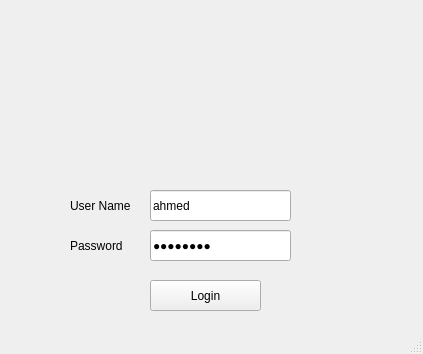
Qt form gui/login_module_ui.ui (yahia-momtaz2000/python17-order-entry) before a commit.
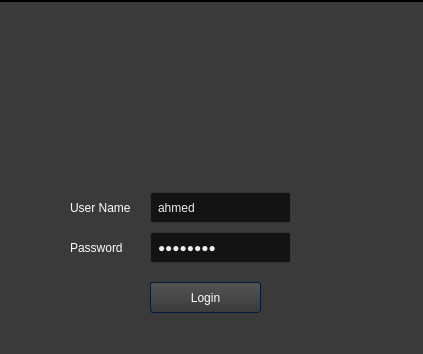
The same form after that commit. Icons and pictures are not drawn.

Diff of the .ui file:
```diff
--- a/gui/login_module_ui.ui
+++ b/gui/login_module_ui.ui
@@ -25,6 +25,996 @@
   <property name="windowTitle">
    <string>Login Screen</string>
   </property>
+  <property name="styleSheet">
+   <string notr="true">/*Copyright (c) DevSec Studio. All rights reserved.
+
+MIT License
+
+Permission is hereby granted, free of charge, to any person obtaining a copy
+of this software and associated documentation files (the &quot;Software&quot;), to deal
+in the Software without restriction, including without limitation the rights
+to use, copy, modify, merge, publish, distribute, sublicense, and/or sell
+copies of the Software, and to permit persons to whom the Software is
+furnished to do so, subject to the following conditions:
+
+The above copyright notice and this permission notice shall be included in all
+copies or substantial portions of the Software.
+
+THE SOFTWARE IS PROVIDED *AS IS*, WITHOUT WARRANTY OF ANY KIND, EXPRESS OR
+IMPLIED, INCLUDING BUT NOT LIMITED TO THE WARRANTIES OF MERCHANTABILITY,
+FITNESS FOR A PARTICULAR PURPOSE AND NONINFRINGEMENT. IN NO EVENT SHALL THE
+AUTHORS OR COPYRIGHT HOLDERS BE LIABLE FOR ANY CLAIM, DAMAGES OR OTHER
+LIABILITY, WHETHER IN AN ACTION OF CONTRACT, TORT OR OTHERWISE, ARISING FROM,
+OUT OF OR IN CONNECTION WITH THE SOFTWARE OR THE USE OR OTHER DEALINGS IN THE SOFTWARE.
+*/
+
+/*-----QWidget-----*/
+QWidget
+{
+	background-color: #3a3a3a;
+	color: #fff;
+	selection-background-color: #b78620;
+	selection-color: #000;
+
+}
+
+
+/*-----QLabel-----*/
+QLabel
+{
+	background-color: transparent;
+	color: #fff;
+
+}
+
+
+/*-----QMenuBar-----*/
+QMenuBar 
+{
+	background-color: qlineargradient(spread:repeat, x1:1, y1:0, x2:1, y2:1, stop:0 rgba(57, 57, 57, 255),stop:1 rgba(50, 50, 50, 255));
+	border: 1px solid #000;
+	color: #fff;
+
+}
+
+
+QMenuBar::item 
+{
+	background-color: transparent;
+
+}
+
+
+QMenuBar::item:selected 
+{
+	background-color: rgba(183, 134, 32, 20%);
+	border: 1px solid #b78620;
+	color: #fff;
+
+}
+
+
+QMenuBar::item:pressed 
+{
+	background-color: rgb(183, 134, 32);
+	border: 1px solid #b78620;
+	color: #fff;
+
+}
+
+
+/*-----QMenu-----*/
+QMenu
+{
+    background-color: qlineargradient(spread:repeat, x1:1, y1:0, x2:1, y2:1, stop:0 rgba(57, 57, 57, 255),stop:1 rgba(50, 50, 50, 255));
+    border: 1px solid #222;
+    padding: 4px;
+	color: #fff;
+
+}
+
+
+QMenu::item
+{
+    background-color: transparent;
+    padding: 2px 20px 2px 20px;
+
+}
+
+
+QMenu::separator
+{
+   	background-color: rgb(183, 134, 32);
+	height: 1px;
+
+}
+
+
+QMenu::item:disabled
+{
+    color: #555;
+    background-color: transparent;
+    padding: 2px 20px 2px 20px;
+
+}
+
+
+QMenu::item:selected
+{
+	background-color: rgba(183, 134, 32, 20%);
+	border: 1px solid #b78620;
+	color: #fff;
+
+}
+
+
+/*-----QToolBar-----*/
+QToolBar
+{
+	background-color: qlineargradient(spread:repeat, x1:1, y1:0, x2:1, y2:1, stop:0 rgba(69, 69, 69, 255),stop:1 rgba(58, 58, 58, 255));
+	border-top: none;
+	border-bottom: 1px solid #4f4f4f;
+	border-left: 1px solid #4f4f4f;
+	border-right: 1px solid #4f4f4f;
+
+}
+
+
+QToolBar::separator
+{
+	background-color: #2e2e2e;
+	width: 1px;
+
+}
+
+
+/*-----QToolButton-----*/
+QToolButton 
+{
+	background-color: transparent;
+	color: #fff;
+	padding: 5px;
+	padding-left: 8px;
+	padding-right: 8px;
+	margin-left: 1px;
+}
+
+
+QToolButton:hover
+{
+	background-color: rgba(183, 134, 32, 20%);
+	border: 1px solid #b78620;
+	color: #fff;
+	
+}
+
+
+QToolButton:pressed
+{
+	background-color: qlineargradient(spread:repeat, x1:1, y1:0, x2:1, y2:1, stop:0 rgba(57, 57, 57, 255),stop:1 rgba(50, 50, 50, 255));
+	border: 1px solid #b78620;
+
+}
+
+
+QToolButton:checked
+{
+	background-color: qlineargradient(spread:repeat, x1:1, y1:0, x2:1, y2:1, stop:0 rgba(57, 57, 57, 255),stop:1 rgba(50, 50, 50, 255));
+	border: 1px solid #222;
+}
+
+
+/*-----QPushButton-----*/
+QPushButton
+{
+	background-color: qlineargradient(spread:repeat, x1:1, y1:0, x2:1, y2:1, stop:0 rgba(84, 84, 84, 255),stop:1 rgba(59, 59, 59, 255));
+	color: #ffffff;
+	min-width: 80px;
+	border-style: solid;
+	border-width: 1px;
+	border-radius: 3px;
+	border-color: #051a39;
+	padding: 5px;
+
+}
+
+
+QPushButton::flat
+{
+	background-color: transparent;
+	border: none;
+	color: #fff;
+
+}
+
+
+QPushButton::disabled
+{
+	background-color: #404040;
+	color: #656565;
+	border-color: #051a39;
+
+}
+
+
+QPushButton::hover
+{
+	background-color: rgba(183, 134, 32, 20%);
+	border: 1px solid #b78620;
+
+}
+
+
+QPushButton::pressed
+{
+	background-color: qlineargradient(spread:repeat, x1:1, y1:0, x2:1, y2:1, stop:0 rgba(74, 74, 74, 255),stop:1 rgba(49, 49, 49, 255));
+	border: 1px solid #b78620;
+
+}
+
+
+QPushButton::checked
+{
+	background-color: qlineargradient(spread:repeat, x1:1, y1:0, x2:1, y2:1, stop:0 rgba(74, 74, 74, 255),stop:1 rgba(49, 49, 49, 255));
+	border: 1px solid #222;
+
+}
+
+
+/*-----QLineEdit-----*/
+QLineEdit
+{
+	background-color: #131313;
+	color : #eee;
+	border: 1px solid #343434;
+	border-radius: 2px;
+	padding: 3px;
+	padding-left: 5px;
+
+}
+
+
+/*-----QPlainTExtEdit-----*/
+QPlainTextEdit
+{
+	background-color: #131313;
+	color : #eee;
+	border: 1px solid #343434;
+	border-radius: 2px;
+	padding: 3px;
+	padding-left: 5px;
+
+}
+
+
+/*-----QTabBar-----*/
+QTabBar::tab
+{
+	background-color: qlineargradient(spread:repeat, x1:1, y1:0, x2:1, y2:1, stop:0 rgba(84, 84, 84, 255),stop:1 rgba(59, 59, 59, 255));
+	color: #ffffff;
+	border-style: solid;
+	border-width: 1px;
+	border-color: #666;
+	border-bottom: none;
+	padding: 5px;
+	padding-left: 15px;
+	padding-right: 15px;
+
+}
+
+
+QTabWidget::pane 
+{
+	background-color: red;
+	border: 1px solid #666;
+	top: 1px;
+
+}
+
+
+QTabBar::tab:last
+{
+	margin-right: 0; 
+
+}
+
+
+QTabBar::tab:first:!selected
+{
+	background-color: #0c0c0d;
+	margin-left: 0px;
+
+}
+
+
+QTabBar::tab:!selected
+{
+	color: #b1b1b1;
+	border-bottom-style: solid;
+	background-color: #0c0c0d;
+
+}
+
+
+QTabBar::tab:selected
+{
+	margin-bottom: 0px;
+
+}
+
+
+QTabBar::tab:!selected:hover
+{
+	border-top-color: #b78620;
+
+}
+
+
+/*-----QComboBox-----*/
+QComboBox
+{
+    background-color: qlineargradient(spread:repeat, x1:1, y1:0, x2:1, y2:1, stop:0 rgba(84, 84, 84, 255),stop:1 rgba(59, 59, 59, 255));
+    border: 1px solid #000;
+    padding-left: 6px;
+    color: #ffffff;
+    height: 20px;
+
+}
+
+
+QComboBox::disabled
+{
+	background-color: #404040;
+	color: #656565;
+	border-color: #051a39;
+
+}
+
+
+QComboBox:on
+{
+    background-color: #b78620;
+	color: #000;
+
+}
+
+
+QComboBox QAbstractItemView
+{
+    background-color: #383838;
+    color: #ffffff;
+    border: 1px solid black;
+    selection-background-color: #b78620;
+    outline: 0;
+
+}
+
+
+QComboBox::drop-down
+{
+	background-color: qlineargradient(spread:repeat, x1:1, y1:0, x2:1, y2:1, stop:0 rgba(57, 57, 57, 255),stop:1 rgba(50, 50, 50, 255));
+    subcontrol-origin: padding;
+    subcontrol-position: top right;
+    width: 15px;
+    border-left-width: 1px;
+    border-left-color: black;
+    border-left-style: solid; 
+
+}
+
+
+QComboBox::down-arrow
+{
+    image: url(://arrow-down.png);
+    width: 8px;
+    height: 8px;
+}
+
+
+/*-----QSpinBox &amp; QDateTimeEdit-----*/
+QSpinBox,
+QDateTimeEdit 
+{
+    background-color: #131313;
+	color : #eee;
+	border: 1px solid #343434;
+	padding: 3px;
+	padding-left: 5px;
+    border-radius : 2px;
+
+}
+
+
+QSpinBox::up-button, 
+QDateTimeEdit::up-button
+{
+	border-top-right-radius:2px;
+	background-color: #777777;
+    width: 16px; 
+    border-width: 1px;
+
+}
+
+
+QSpinBox::up-button:hover, 
+QDateTimeEdit::up-button:hover
+{
+	background-color: #585858;
+
+}
+
+
+QSpinBox::up-button:pressed, 
+QDateTimeEdit::up-button:pressed
+{
+	background-color: #252525;
+    width: 16px; 
+    border-width: 1px;
+
+}
+
+
+QSpinBox::up-arrow,
+QDateTimeEdit::up-arrow
+{
+    image: url(://arrow-up.png);
+    width: 7px;
+    height: 7px;
+
+}
+
+
+QSpinBox::down-button, 
+QDateTimeEdit::down-button
+{
+	border-bottom-right-radius:2px;
+	background-color: #777777;
+    width: 16px; 
+    border-width: 1px;
+
+}
+
+
+QSpinBox::down-button:hover, 
+QDateTimeEdit::down-button:hover
+{
+	background-color: #585858;
+
+}
+
+
+QSpinBox::down-button:pressed, 
+QDateTimeEdit::down-button:pressed
+{
+	background-color: #252525;
+    width: 16px; 
+    border-width: 1px;
+
+}
+
+
+QSpinBox::down-arrow,
+QDateTimeEdit::down-arrow
+{
+    image: url(://arrow-down.png);
+    width: 7px;
+    height: 7px;
+
+}
+
+
+/*-----QGroupBox-----*/
+QGroupBox 
+{
+    border: 1px solid;
+    border-color: #666666;
+	border-radius: 5px;
+    margin-top: 20px;
+
+}
+
+
+QGroupBox::title  
+{
+    background-color: transparent;
+    color: #eee;
+    subcontrol-origin: margin;
+    padding: 5px;
+	border-top-left-radius: 3px;
+	border-top-right-radius: 3px;
+
+}
+
+
+/*-----QHeaderView-----*/
+QHeaderView::section
+{
+    background-color: qlineargradient(spread:repeat, x1:1, y1:0, x2:1, y2:1, stop:0 rgba(60, 60, 60, 255),stop:1 rgba(50, 50, 50, 255));
+	border: 1px solid #000;
+    color: #fff;
+    text-align: left;
+	padding: 4px;
+	
+}
+
+
+QHeaderView::section:disabled
+{
+    background-color: #525251;
+    color: #656565;
+
+}
+
+
+QHeaderView::section:checked
+{
+    background-color: qlineargradient(spread:repeat, x1:1, y1:0, x2:1, y2:1, stop:0 rgba(60, 60, 60, 255),stop:1 rgba(50, 50, 50, 255));
+    color: #fff;
+
+}
+
+
+QHeaderView::section::vertical::first,
+QHeaderView::section::vertical::only-one
+{
+    border-top: 1px solid #353635;
+
+}
+
+
+QHeaderView::section::vertical
+{
+    border-top: 1px solid #353635;
+
+}
+
+
+QHeaderView::section::horizontal::first,
+QHeaderView::section::horizontal::only-one
+{
+    border-left: 1px solid #353635;
+
+}
+
+
+QHeaderView::section::horizontal
+{
+    border-left: 1px solid #353635;
+
+}
+
+
+QTableCornerButton::section
+{
+    background-color: qlineargradient(spread:repeat, x1:1, y1:0, x2:1, y2:1, stop:0 rgba(60, 60, 60, 255),stop:1 rgba(50, 50, 50, 255));
+	border: 1px solid #000;
+    color: #fff;
+
+}
+
+
+/*-----QTreeWidget-----*/
+QTreeView
+{
+	show-decoration-selected: 1;
+	alternate-background-color: #3a3a3a;
+	selection-color: #fff;
+	background-color: #2d2d2d;
+	border: 1px solid gray;
+	padding-top : 5px;
+	color: #fff;
+	font: 8pt;
+
+}
+
+
+QTreeView::item:selected
+{
+	color:#fff;
+	background-color: #b78620;
+	border-radius: 0px;
+
+}
+
+
+QTreeView::item:!selected:hover
+{
+    background-color: #262626;
+    border: none;
+    color: white;
+
+}
+
+
+QTreeView::branch:has-children:!has-siblings:closed,
+QTreeView::branch:closed:has-children:has-siblings 
+{
+	image: url(://tree-closed.png);
+
+}
+
+
+QTreeView::branch:open:has-children:!has-siblings,
+QTreeView::branch:open:has-children:has-siblings  
+{
+	image: url(://tree-open.png);
+
+}
+
+
+/*-----QListView-----*/
+QListView 
+{
+	background-color: qlineargradient(spread:repeat, x1:1, y1:0, x2:1, y2:1, stop:0 rgba(83, 83, 83, 255),stop:0.293269 rgba(81, 81, 81, 255),stop:0.634615 rgba(79, 79, 79, 255),stop:1 rgba(83, 83, 83, 255));
+    border : none;
+    color: white;
+    show-decoration-selected: 1; 
+    outline: 0;
+	border: 1px solid gray;
+
+}
+
+
+QListView::disabled 
+{
+	background-color: #656565;
+	color: #1b1b1b;
+    border: 1px solid #656565;
+
+}
+
+
+QListView::item 
+{
+	background-color: #2d2d2d;
+    padding: 1px;
+
+}
+
+
+QListView::item:alternate 
+{
+    background-color: #3a3a3a;
+
+}
+
+
+QListView::item:selected 
+{
+	background-color: #b78620;
+	border: 1px solid #b78620;
+	color: #fff;
+
+}
+
+
+QListView::item:selected:!active 
+{
+	background-color: #b78620;
+	border: 1px solid #b78620;
+	color: #fff;
+
+}
+
+
+QListView::item:selected:active 
+{
+	background-color: #b78620;
+	border: 1px solid #b78620;
+	color: #fff;
+
+}
+
+
+QListView::item:hover {
+    background-color: #262626;
+    border: none;
+    color: white;
+
+}
+
+
+/*-----QCheckBox-----*/
+QCheckBox
+{
+	background-color: transparent;
+    color: lightgray;
+	border: none;
+
+}
+
+
+QCheckBox::indicator
+{
+    background-color: #323232;
+    border: 1px solid darkgray;
+    width: 12px;
+    height: 12px;
+
+}
+
+
+QCheckBox::indicator:checked
+{
+    image:url(&quot;./ressources/check.png&quot;);
+	background-color: #b78620;
+    border: 1px solid #3a546e;
+
+}
+
+
+QCheckBox::indicator:unchecked:hover
+{
+	border: 1px solid #b78620; 
+
+}
+
+
+QCheckBox::disabled
+{
+	color: #656565;
+
+}
+
+
+QCheckBox::indicator:disabled
+{
+	background-color: #656565;
+	color: #656565;
+    border: 1px solid #656565;
+
+}
+
+
+/*-----QRadioButton-----*/
+QRadioButton 
+{
+	color: lightgray;
+	background-color: transparent;
+
+}
+
+
+QRadioButton::indicator::unchecked:hover 
+{
+	background-color: lightgray;
+	border: 2px solid #b78620;
+	border-radius: 6px;
+}
+
+
+QRadioButton::indicator::checked 
+{
+	border: 2px solid #b78620;
+	border-radius: 6px;
+	background-color: rgba(183,134,32,20%);  
+	width: 9px; 
+	height: 9px; 
+
+}
+
+
+/*-----QSlider-----*/
+QSlider::groove:horizontal 
+{
+	background-color: transparent;
+	height: 3px;
+
+}
+
+
+QSlider::sub-page:horizontal 
+{
+	background-color: #b78620;
+
+}
+
+
+QSlider::add-page:horizontal 
+{
+	background-color: #131313;
+
+}
+
+
+QSlider::handle:horizontal 
+{
+	background-color: #b78620;
+	width: 14px;
+	margin-top: -6px;
+	margin-bottom: -6px;
+	border-radius: 6px;
+
+}
+
+
+QSlider::handle:horizontal:hover 
+{
+	background-color: #d89e25;
+	border-radius: 6px;
+
+}
+
+
+QSlider::sub-page:horizontal:disabled 
+{
+	background-color: #bbb;
+	border-color: #999;
+
+}
+
+
+QSlider::add-page:horizontal:disabled 
+{
+	background-color: #eee;
+	border-color: #999;
+
+}
+
+
+QSlider::handle:horizontal:disabled 
+{
+	background-color: #eee;
+	border: 1px solid #aaa;
+	border-radius: 3px;
+
+}
+
+
+/*-----QScrollBar-----*/
+QScrollBar:horizontal
+{
+    border: 1px solid #222222;
+    background-color: #3d3d3d;
+    height: 15px;
+    margin: 0px 16px 0 16px;
+
+}
+
+
+QScrollBar::handle:horizontal
+{
+	background-color: qlineargradient(spread:repeat, x1:1, y1:0, x2:1, y2:1, stop:0 rgba(97, 97, 97, 255),stop:1 rgba(90, 90, 90, 255));
+	border: 1px solid #2d2d2d;
+    min-height: 20px;
+
+}
+
+
+QScrollBar::add-line:horizontal
+{
+	background-color: qlineargradient(spread:repeat, x1:1, y1:0, x2:1, y2:1, stop:0 rgba(97, 97, 97, 255),stop:1 rgba(90, 90, 90, 255));
+	border: 1px solid #2d2d2d;
+    width: 15px;
+    subcontrol-position: right;
+    subcontrol-origin: margin;
+
+}
+
+
+QScrollBar::sub-line:horizontal
+{
+	background-color: qlineargradient(spread:repeat, x1:1, y1:0, x2:1, y2:1, stop:0 rgba(97, 97, 97, 255),stop:1 rgba(90, 90, 90, 255));
+	border: 1px solid #2d2d2d;
+    width: 15px;
+    subcontrol-position: left;
+    subcontrol-origin: margin;
+
+}
+
+
+QScrollBar::right-arrow:horizontal
+{
+    image: url(://arrow-right.png);
+    width: 6px;
+    height: 6px;
+
+}
+
+
+QScrollBar::left-arrow:horizontal
+{
+    image: url(://arrow-left.png);
+    width: 6px;
+    height: 6px;
+
+}
+
+
+QScrollBar::add-page:horizontal, QScrollBar::sub-page:horizontal
+{
+    background: none;
+
+}
+
+
+QScrollBar:vertical
+{
+    background-color: #3d3d3d;
+    width: 16px;
+	border: 1px solid #2d2d2d;
+    margin: 16px 0px 16px 0px;
+
+}
+
+
+QScrollBar::handle:vertical
+{
+    background-color: qlineargradient(spread:repeat, x1:1, y1:0, x2:1, y2:1, stop:0 rgba(97, 97, 97, 255),stop:1 rgba(90, 90, 90, 255));
+	border: 1px solid #2d2d2d;
+    min-height: 20px;
+
+}
+
+
+QScrollBar::add-line:vertical
+{
+	background-color: qlineargradient(spread:repeat, x1:1, y1:0, x2:1, y2:1, stop:0 rgba(97, 97, 97, 255),stop:1 rgba(90, 90, 90, 255));
+	border: 1px solid #2d2d2d;
+    height: 15px;
+    subcontrol-position: bottom;
+    subcontrol-origin: margin;
+
+}
+
+
+QScrollBar::sub-line:vertical
+{
+	background-color: qlineargradient(spread:repeat, x1:1, y1:0, x2:1, y2:1, stop:0 rgba(97, 97, 97, 255),stop:1 rgba(90, 90, 90, 255));
+	border: 1px solid #2d2d2d;
+    height: 15px;
+    subcontrol-position: top;
+    subcontrol-origin: margin;
+
+}
+
+
+QScrollBar::up-arrow:vertical
+{
+    image: url(://arrow-up.png);
+    width: 6px;
+    height: 6px;
+
+}
+
+
+QScrollBar::down-arrow:vertical
+{
+    image: url(://arrow-down.png);
+    width: 6px;
+    height: 6px;
+
+}
+
+
+QScrollBar::add-page:vertical, QScrollBar::sub-page:vertical
+{
+    background: none;
+
+}
+
+
+/*-----QProgressBar-----*/
+QProgressBar
+{
+    border: 1px solid #666666;
+    text-align: center;
+	color: #000;
+	font-weight: bold;
+
+}
+
+
+QProgressBar::chunk
+{
+    background-color: #b78620;
+    width: 30px;
+    margin: 0.5px;
+
+}
+
+</string>
+  </property>
   <widget class="QWidget" name="centralwidget">
    <widget class="QLabel" name="label">
     <property name="geometry">
@@ -120,7 +1110,7 @@
      <x>0</x>
      <y>0</y>
      <width>423</width>
-     <height>21</height>
+     <height>23</height>
     </rect>
    </property>
   </widget>
```
